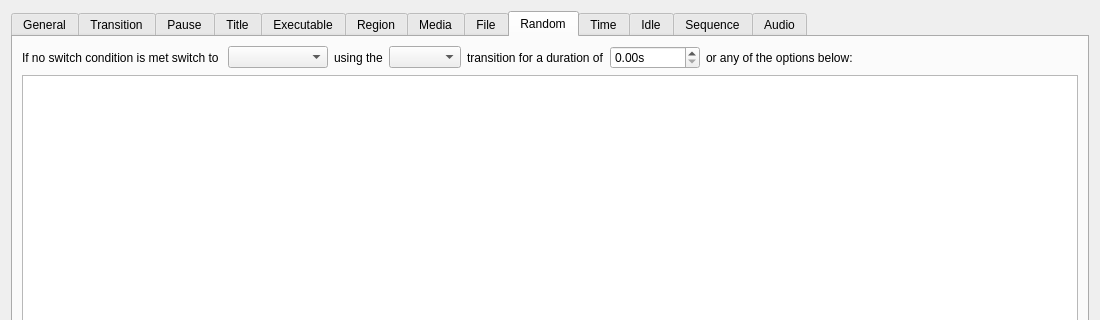
Before: the Qt Designer form forms/advanced-scene-switcher.ui in WarmUpTill/SceneSwitcher, drawn with Qt 5; both pictures show x 0 to 1100 and y 0 to 320 of the 1100 by 600 pixel window.
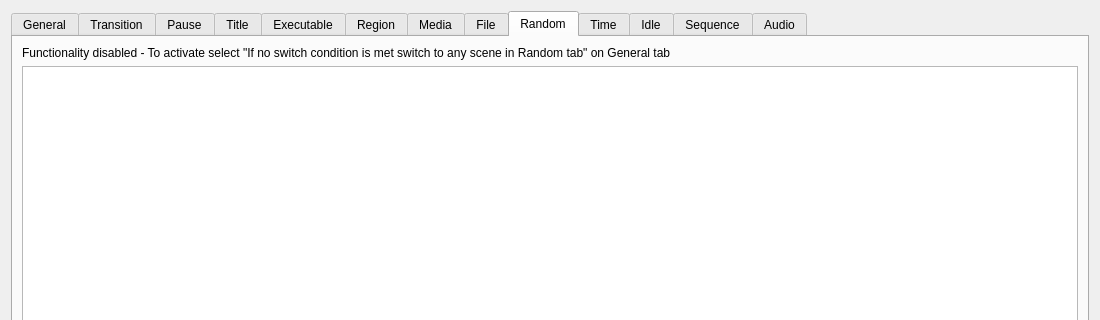
After: the same form once the commit is applied. The open tabs and pages were chosen to show the change. Icons and pictures are not drawn.

Commit message: update Random Tab UI

Patch:
```diff
--- a/forms/advanced-scene-switcher.ui
+++ b/forms/advanced-scene-switcher.ui
@@ -2546,78 +2546,11 @@
       </attribute>
       <layout class="QVBoxLayout" name="verticalLayout_8">
        <item>
-        <layout class="QHBoxLayout" name="horizontalLayout_2">
-         <item>
-          <widget class="QLabel" name="label_42">
-           <property name="text">
-            <string>If no switch condition is met switch to </string>
-           </property>
-          </widget>
-         </item>
-         <item>
-          <widget class="QComboBox" name="randomScenes">
-           <property name="sizePolicy">
-            <sizepolicy hsizetype="Maximum" vsizetype="Fixed">
-             <horstretch>0</horstretch>
-             <verstretch>0</verstretch>
-            </sizepolicy>
-           </property>
-           <property name="minimumSize">
-            <size>
-             <width>100</width>
-             <height>0</height>
-            </size>
-           </property>
-          </widget>
-         </item>
-         <item>
-          <widget class="QLabel" name="label_43">
-           <property name="text">
-            <string>using the</string>
-           </property>
-          </widget>
-         </item>
-         <item>
-          <widget class="QComboBox" name="randomTransitions"/>
-         </item>
-         <item>
-          <widget class="QLabel" name="label_41">
-           <property name="text">
-            <string>transition for a duration of</string>
-           </property>
-          </widget>
-         </item>
-         <item>
-          <widget class="QDoubleSpinBox" name="randomSpinBox">
-           <property name="suffix">
-            <string>s</string>
-           </property>
-           <property name="maximum">
-            <double>999999999.990000009536743</double>
-           </property>
-          </widget>
-         </item>
-         <item>
-          <widget class="QLabel" name="label_14">
-           <property name="text">
-            <string>or any of the options below:</string>
-           </property>
-          </widget>
-         </item>
-         <item>
-          <spacer name="horizontalSpacer_36">
-           <property name="orientation">
-            <enum>Qt::Horizontal</enum>
-           </property>
-           <property name="sizeHint" stdset="0">
-            <size>
-             <width>40</width>
-             <height>20</height>
-            </size>
-           </property>
-          </spacer>
-         </item>
-        </layout>
+        <widget class="QLabel" name="randomDisabledWarning">
+         <property name="text">
+          <string>Functionality disabled - To activate select &quot;If no switch condition is met switch to any scene in Random tab&quot; on General tab</string>
+         </property>
+        </widget>
        </item>
        <item>
         <widget class="QListWidget" name="randomScenesList">
@@ -2628,7 +2561,7 @@
           </sizepolicy>
          </property>
          <property name="sortingEnabled">
-          <bool>true</bool>
+          <bool>false</bool>
          </property>
         </widget>
        </item>
```
Left out of the diff: 2 changed lines with no effect on the pictures. The commit also changes 5 other files.
